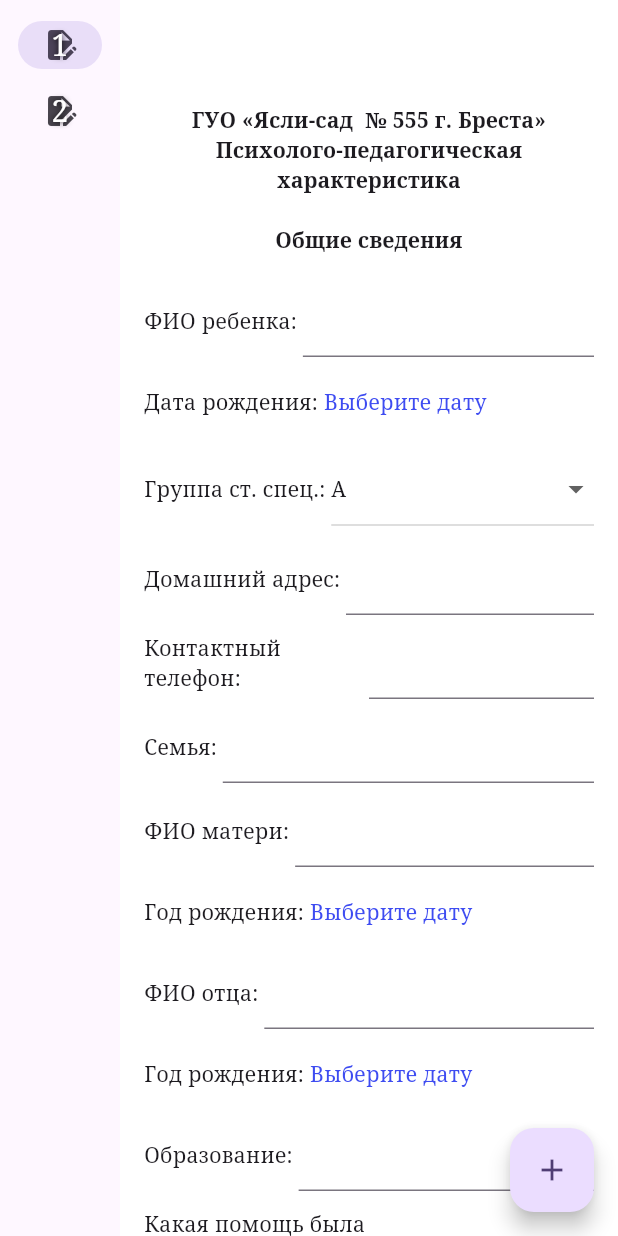
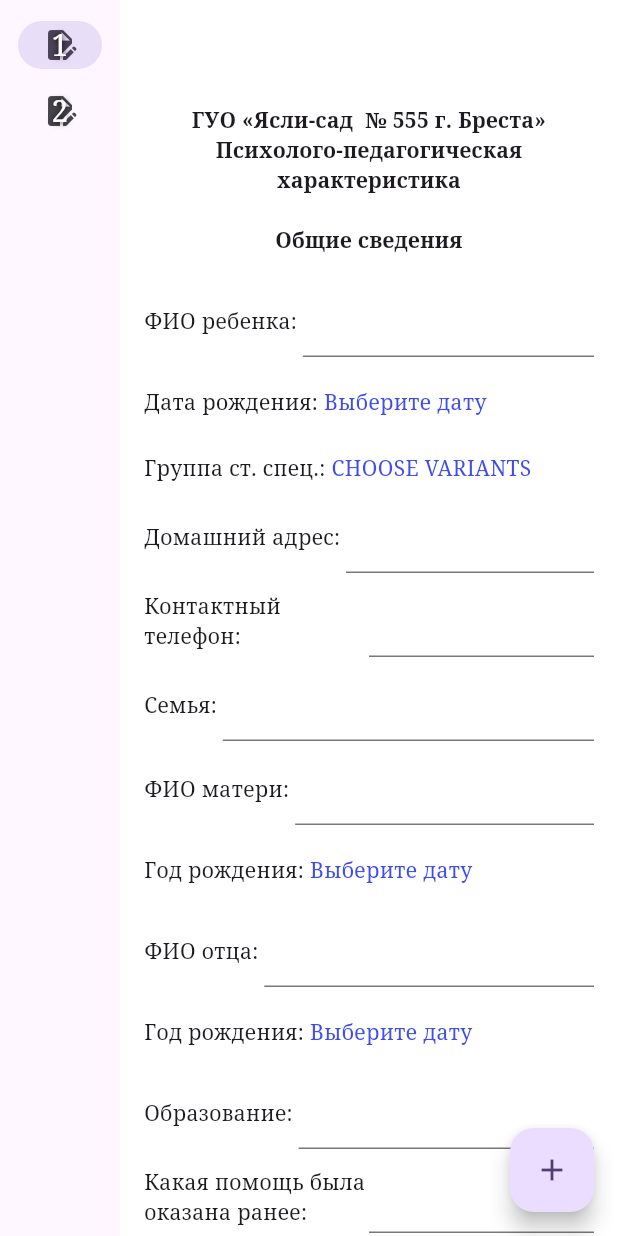
Before and after one commit to elizabethsal/desktop_doc_generator, a Flutter app: the screen it shows after launch, on a phone screen of 412 x 824 dp. Run offline on Flutter 3.47's test engine with Material 2 defaults, Android fonts, the light colour scheme and no system bars; our stand-ins replace file_picker, pdf, printing; missing offline and left inert: share_extend; generated files the repository leaves out were written again.

Commit message:
Replaced dropdown with dialog.

```diff
--- a/lib/common/dropdown_item.dart
+++ b/lib/common/dropdown_item.dart
@@ -1,8 +1,10 @@
 import 'package:desktop_doc_generator/common/abstract_pdf_widget.dart';
+import 'package:desktop_doc_generator/common/dialog.dart';
 import 'package:desktop_doc_generator/common/extensions.dart';
 import 'package:flutter/material.dart';
 import 'package:pdf/widgets.dart' as pw;
 
+import '../resources/colors.dart';
 import '../resources/const.dart';
 import '../resources/font_loader.dart';
 
@@ -58,28 +60,18 @@ class _DropdownItem<T> extends State<DropdownItem<T>>
                     style: TextStyle(fontSize: fontSize),
                   )),
               Expanded(
-                child: DropdownButton(
-                  itemHeight: null,
-                  isExpanded: true,
-                  value: selectedItem,
-                  items: widget.items
-                      .map((value) => DropdownMenuItem(
-                          value: value,
-                          child: Padding(
-                              padding: const EdgeInsets.symmetric(
-                                  vertical: DEFAULT_MARGIN_SMALL),
-                              child: Text(widget.convertToString(value),
-                                  softWrap: true,
-                                  style: TextStyle(fontSize: fontSize)))))
-                      .toList(),
-                  onChanged: (item) {
-                    if (item != null) {
-                      setState(() {
-                        selectedItem = item;
-                      });
-                    }
-                  },
-                ),
+
+                child: const Text(
+                    "CHOOSE VARIANTS",
+                    style: TextStyle(
+                        fontSize: FONT_TEXT, color: TEXT_HYPERLINK_COLOR))
+                    .setOnClickListener(() {
+                  showDialog(context: context, builder: (BuildContext context){
+                    return DocumentVariantChooserDialog(
+                      items: widget.items.cast(),
+                    );
+                  });
+                }),
               )
             ]));
       },
--- a/lib/l10n/app_en.arb
+++ b/lib/l10n/app_en.arb
@@ -10,5 +10,8 @@
   },
   "share": "Generate document & share",
   "save": "Generate document & save",
-  "print": "Generate document & print"
+  "print": "Generate document & print",
+  "document_multiple_choose_item_dialog_label": "Choose variants",
+  "document_multiple_choose_item_dialog_submit_button": "Submit",
+  "document_multiple_choose_item_dialog_cancel_button": "Cancel"
 }
--- a/lib/l10n/app_ru.arb
+++ b/lib/l10n/app_ru.arb
@@ -10,5 +10,9 @@
   },
   "share": "Сгенерировать документ и поделиться",
   "save": "Cгенерировать документ и сохранить",
-  "print": "Cгенерировать документ и распечатать"
+  "print": "Cгенерировать документ и распечатать",
+  "document_multiple_choose_item_dialog_label": "Выберите варианты",
+  "document_multiple_choose_item_dialog_submit_button": "Вставить",
+  "document_multiple_choose_item_dialog_cancel_button": "Отмена"
+
 }
```
Also changed, not shown: lib/common/dialog.dart (added, +97 -0 lines), lib/template_two/template_two.dart (line endings or trailing spaces).
